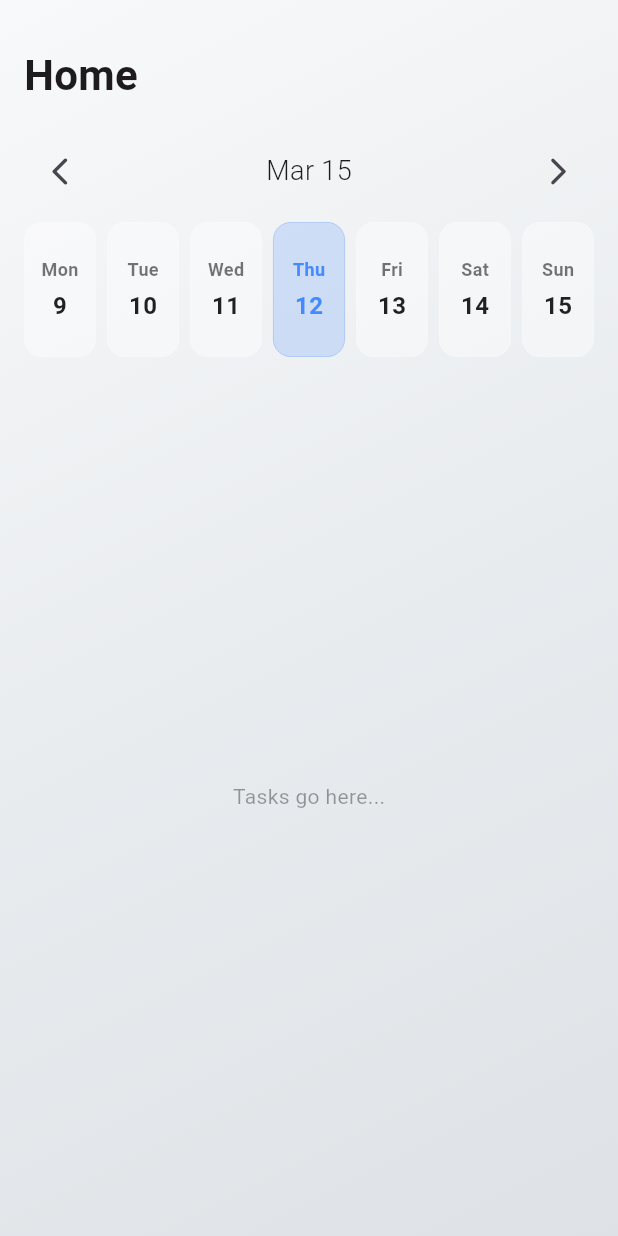
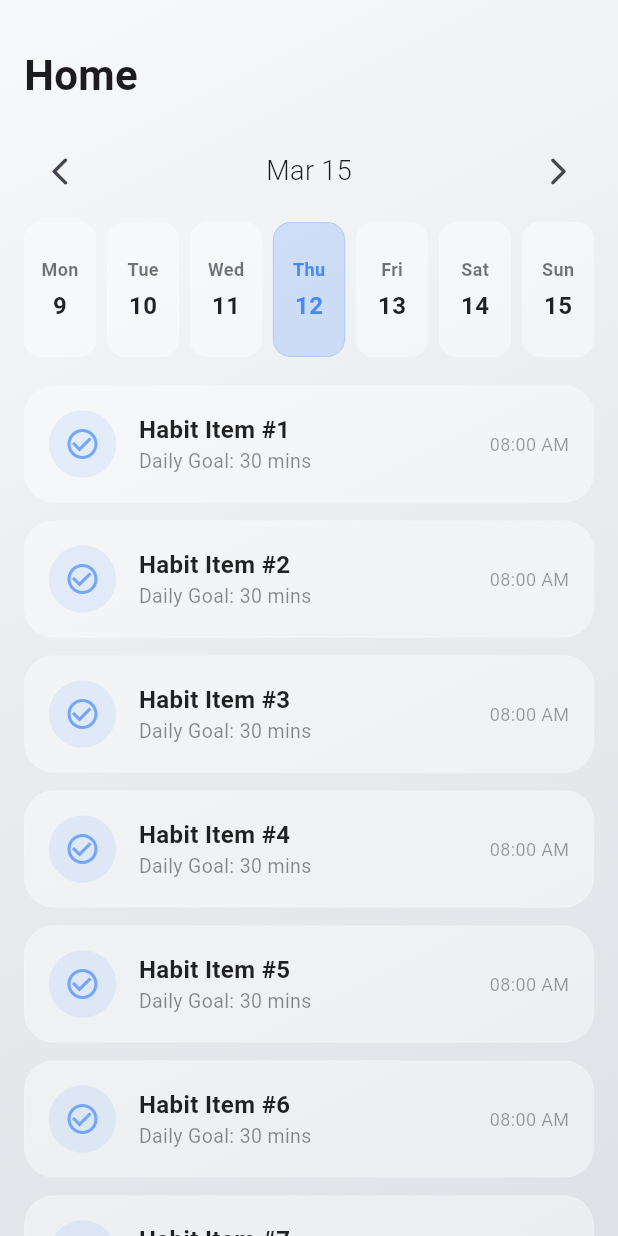
Before and after one commit to PeterMaquiran/orga-flutter, a Flutter app: the HomeScreen screen opened by its route, on a phone screen of 412 x 824 dp. Run offline on Flutter 3.47's test engine with Material 3 defaults, Android fonts, the phone set to English and light mode, and no system bars; our stand-ins replace go_router.

Commit message:
add static content to habit list

```diff
--- a/lib/ui/screen/ios/home/component/habit_list.dart
+++ b/lib/ui/screen/ios/home/component/habit_list.dart
@@ -1,4 +1,3 @@
-import 'package:flutter/cupertino.dart';
 import 'package:flutter/material.dart';
 
 class HabitList extends StatelessWidget {
@@ -6,6 +5,69 @@ class HabitList extends StatelessWidget {
 
   @override
   Widget build(BuildContext context) {
-    return Center(child: Text("Tasks go here...", style: TextStyle(color: Colors.black38)));
+    return ListView.builder(
+      padding: const EdgeInsets.symmetric(horizontal: 16, vertical: 10),
+      itemCount: 100,
+      itemBuilder: (context, index) {
+        return Container(
+          margin: const EdgeInsets.only(bottom: 12),
+          padding: const EdgeInsets.all(16),
+          decoration: BoxDecoration(
+            color: Colors.white.withOpacity(0.4),
+            borderRadius: BorderRadius.circular(20),
+            border: Border.all(
+              color: Colors.white.withOpacity(0.2),
+              width: 0.5,
+            ),
+          ),
+          child: Row(
+            children: [
+              // Habit Icon/Circle
+              Container(
+                width: 45,
+                height: 45,
+                decoration: BoxDecoration(
+                  color: Colors.blueAccent.withOpacity(0.1),
+                  shape: BoxShape.circle,
+                ),
+                child: Icon(
+                  Icons.check_circle_outline,
+                  color: Colors.blueAccent.withOpacity(0.7),
+                ),
+              ),
+              const SizedBox(width: 15),
+              // Habit Text
+              Expanded(
+                child: Column(
+                  crossAxisAlignment: CrossAxisAlignment.start,
+                  children: [
+                    Text(
+                      "Habit Item #${index + 1}",
+                      style: const TextStyle(
+                        fontSize: 16,
+                        fontWeight: FontWeight.w600,
+                        color: Colors.black87,
+                      ),
+                    ),
+                    const Text(
+                      "Daily Goal: 30 mins",
+                      style: TextStyle(
+                        fontSize: 13,
+                        color: Colors.black45,
+                      ),
+                    ),
+                  ],
+                ),
+              ),
+              // Time/Status
+              const Text(
+                "08:00 AM",
+                style: TextStyle(fontSize: 12, color: Colors.black38),
+              ),
+            ],
+          ),
+        );
+      },
+    );
   }
 }
--- a/lib/ui/screen/ios/home/home.dart
+++ b/lib/ui/screen/ios/home/home.dart
@@ -30,7 +30,7 @@ class HomeScreen extends StatelessWidget {
               SizedBox(height: 10),
               // The extracted Calendar component
               InfiniteWeeklyCalendar(),
-
+              SizedBox(height: 9,),
               // Add your HabitHub or Orga tasks list here
               Expanded(
                 child: HabitList(),
```
